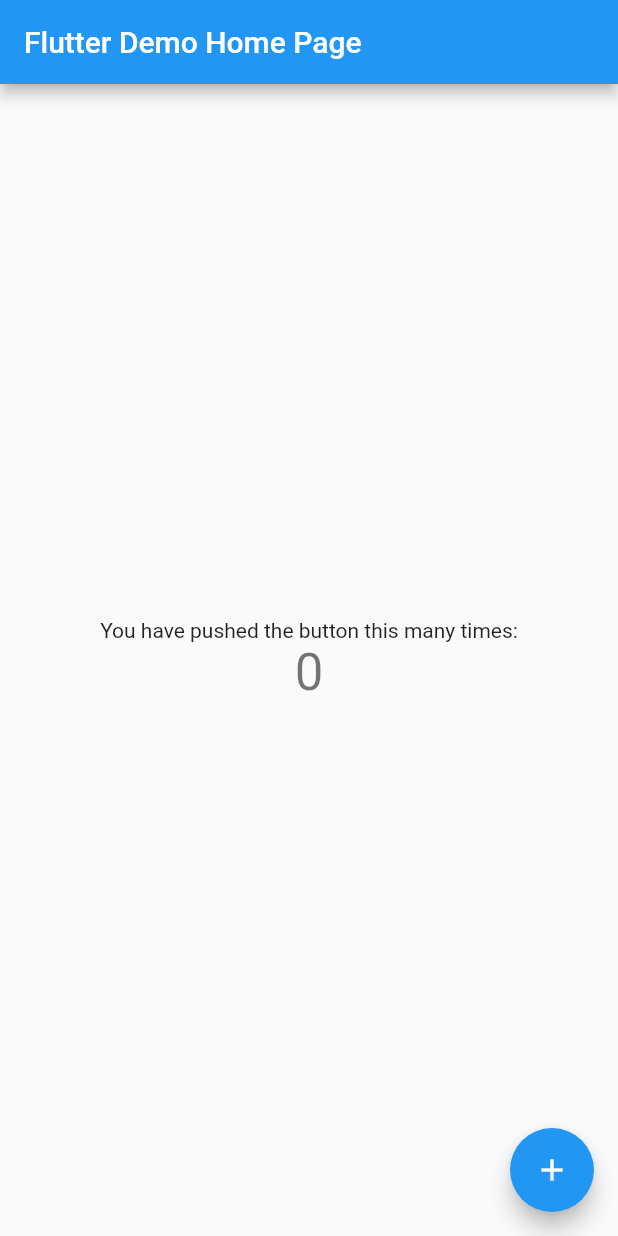
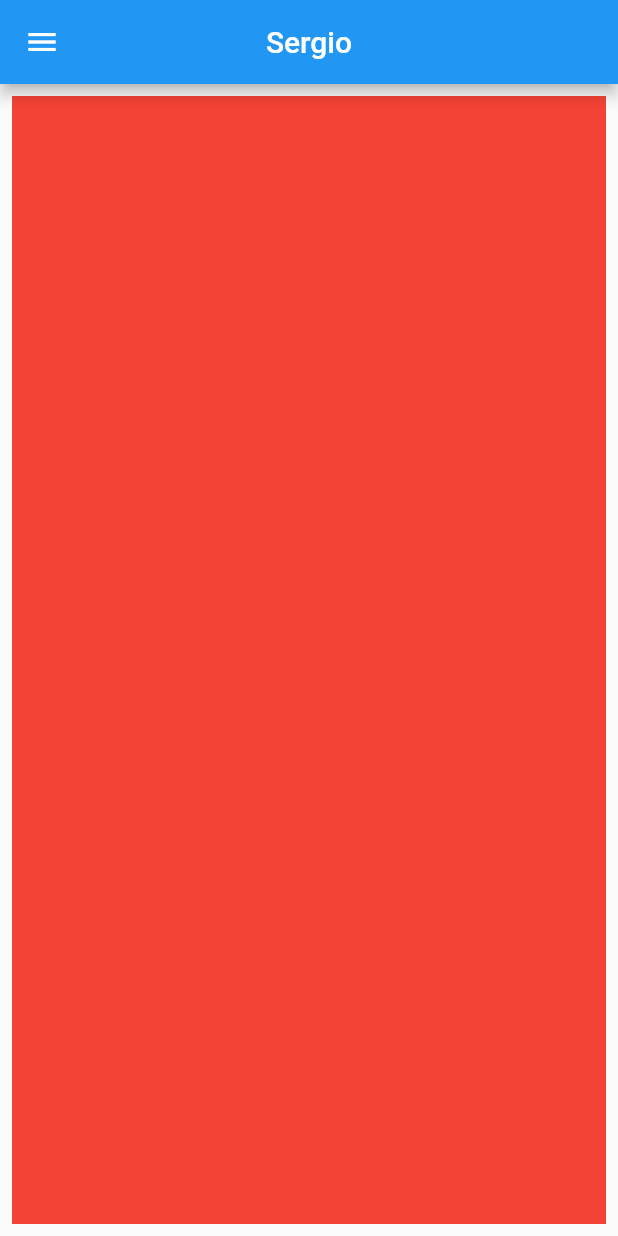
Before and after one commit to SergioK12/Sistema_CAE, a Flutter app: the screen it shows after launch, on a phone screen of 412 x 824 dp. Run offline on Flutter 3.47's test engine with Material 2 defaults, Android fonts, the light colour scheme and no system bars.

Commit message:
esta es solo una prueba y ya se que no se debe hacer commit a main

```diff
--- a/lib/main.dart
+++ b/lib/main.dart
@@ -10,106 +10,45 @@
   // This widget is the root of your application.
   @override
   Widget build(BuildContext context) {
-    return MaterialApp(
+    return const MaterialApp(
+      debugShowCheckedModeBanner: false,
       title: 'Flutter Demo',
-      theme: ThemeData(
-        // This is the theme of your application.
-        //
-        // Try running your application with "flutter run". You'll see the
-        // application has a blue toolbar. Then, without quitting the app, try
-        // changing the primarySwatch below to Colors.green and then invoke
-        // "hot reload" (press "r" in the console where you ran "flutter run",
-        // or simply save your changes to "hot reload" in a Flutter IDE).
-        // Notice that the counter didn't reset back to zero; the application
-        // is not restarted.
-        primarySwatch: Colors.blue,
-      ),
-      home: const MyHomePage(title: 'Flutter Demo Home Page'),
+      home: PantallaPrincipal(),
     );
   }
 }
 
-class MyHomePage extends StatefulWidget {
-  const MyHomePage({Key? key, required this.title}) : super(key: key);
-
-  // This widget is the home page of your application. It is stateful, meaning
-  // that it has a State object (defined below) that contains fields that affect
-  // how it looks.
-
-  // This class is the configuration for the state. It holds the values (in this
-  // case the title) provided by the parent (in this case the App widget) and
-  // used by the build method of the State. Fields in a Widget subclass are
-  // always marked "final".
-
-  final String title;
-
-  @override
-  State<MyHomePage> createState() => _MyHomePageState();
-}
-
-class _MyHomePageState extends State<MyHomePage> {
-  int _counter = 0;
-
-  void _incrementCounter() {
-    setState(() {
-      // This call to setState tells the Flutter framework that something has
-      // changed in this State, which causes it to rerun the build method below
-      // so that the display can reflect the updated values. If we changed
-      // _counter without calling setState(), then the build method would not be
-      // called again, and so nothing would appear to happen.
-      _counter++;
-    });
-  }
+class PantallaPrincipal extends StatelessWidget {
+  const PantallaPrincipal({super.key});
 
   @override
   Widget build(BuildContext context) {
-    // This method is rerun every time setState is called, for instance as done
-    // by the _incrementCounter method above.
-    //
-    // The Flutter framework has been optimized to make rerunning build methods
-    // fast, so that you can just rebuild anything that needs updating rather
-    // than having to individually change instances of widgets.
     return Scaffold(
       appBar: AppBar(
-        // Here we take the value from the MyHomePage object that was created by
-        // the App.build method, and use it to set our appbar title.
-        title: Text(widget.title),
+        centerTitle: true,
+        title: const Text("Sergio"),
       ),
-      body: Center(
-        // Center is a layout widget. It takes a single child and positions it
-        // in the middle of the parent.
-        child: Column(
-          // Column is also a layout widget. It takes a list of children and
-          // arranges them vertically. By default, it sizes itself to fit its
-          // children horizontally, and tries to be as tall as its parent.
-          //
-          // Invoke "debug painting" (press "p" in the console, choose the
-          // "Toggle Debug Paint" action from the Flutter Inspector in Android
-          // Studio, or the "Toggle Debug Paint" command in Visual Studio Code)
-          // to see the wireframe for each widget.
-          //
-          // Column has various properties to control how it sizes itself and
-          // how it positions its children. Here we use mainAxisAlignment to
-          // center the children vertically; the main axis here is the vertical
-          // axis because Columns are vertical (the cross axis would be
-          // horizontal).
-          mainAxisAlignment: MainAxisAlignment.center,
-          children: <Widget>[
-            const Text(
-              'You have pushed the button this many times:',
-            ),
-            Text(
-              '$_counter',
-              style: Theme.of(context).textTheme.headline4,
-            ),
-          ],
+      drawer: Drawer(
+        child: Container(
+          padding: const EdgeInsets.only(top: 40),
+          child: Column(
+            children: const [
+              ListTile(
+                title: Text(
+                  "Opcion primaria",
+                  style: TextStyle(fontSize: 20, fontStyle: FontStyle.italic),
+                ),
+              )
+            ],
+          ),
         ),
       ),
-      floatingActionButton: FloatingActionButton(
-        onPressed: _incrementCounter,
-        tooltip: 'Increment',
-        child: const Icon(Icons.add),
-      ), // This trailing comma makes auto-formatting nicer for build methods.
+      body: Padding(
+        padding: const EdgeInsets.all(8.0),
+        child: Container(
+          color: Colors.red,
+        ),
+      ),
     );
   }
 }
```
Also changed, not shown: pubspec.lock.
